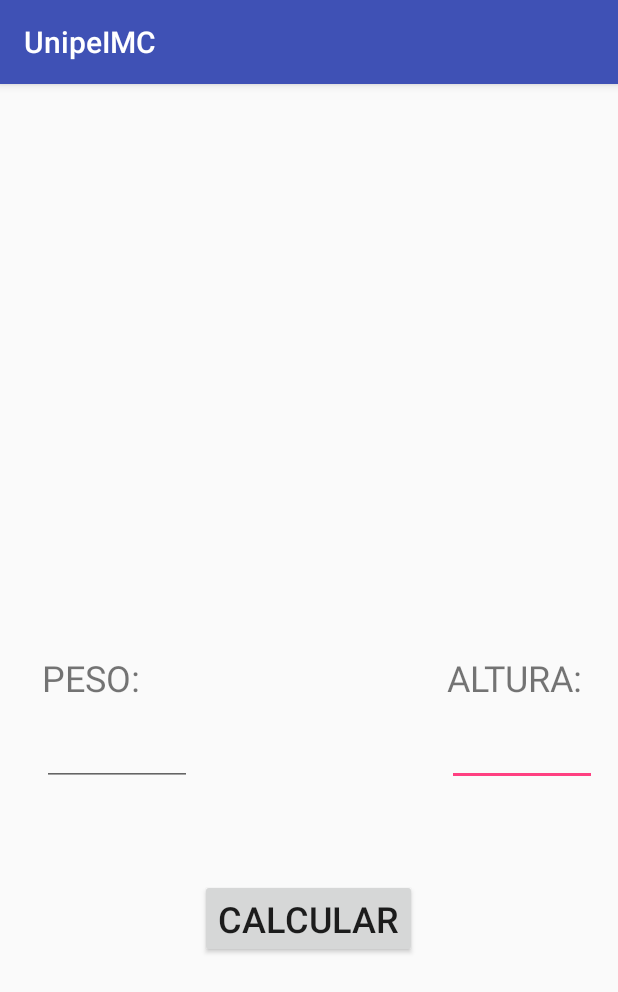
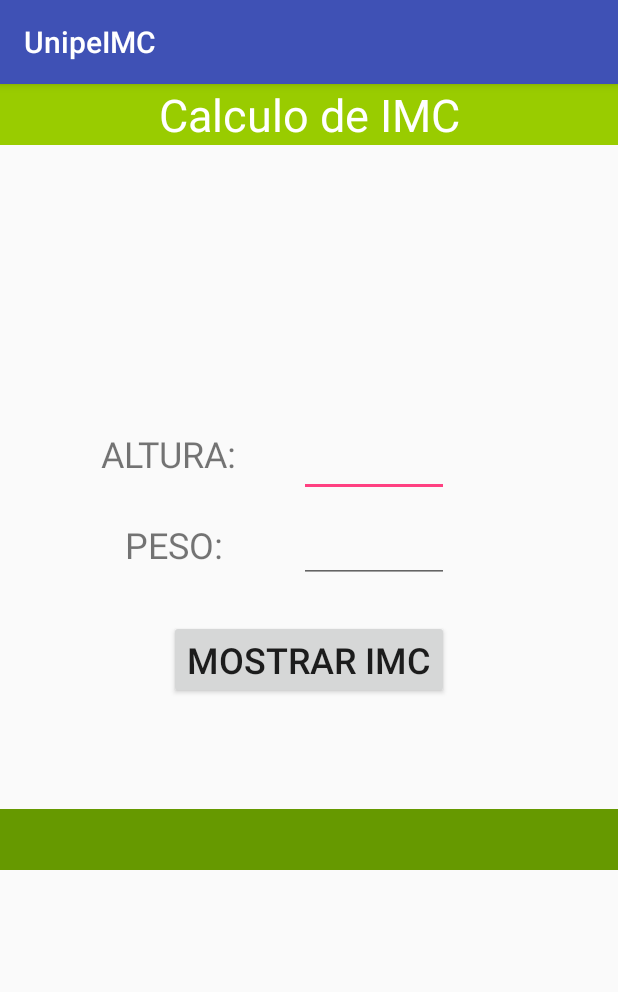
Before and after one commit to OKivuu/unipe-2018-imc, an Android app: the MainActivity screen opened directly, with no data from a screen before it, on a phone screen of 412 x 824 dp. Shown: the top 992 px of the screen. Run offline under Robolectric (Android 15) with nearby library versions, the phone set to English and light mode, and no system bars.

Commit message:
Modificando layout e exibição do resultado

```diff
--- a/app/src/main/java/com/example/wkivi/unipeimc/MainActivity.java
+++ b/app/src/main/java/com/example/wkivi/unipeimc/MainActivity.java
@@ -5,6 +5,7 @@ import android.os.Bundle;
 import android.view.View;
 import android.widget.Button;
 import android.widget.EditText;
+import android.widget.TextView;
 import android.widget.Toast;
 
 public class MainActivity extends AppCompatActivity {
@@ -12,6 +13,7 @@ public class MainActivity extends AppCompatActivity {
     private EditText editTextPeso;
     private EditText editTextAltura;
     private Button buttonCalcular;
+    private TextView editTextResultado;
 
     @Override
     protected void onCreate(Bundle savedInstanceState) {
@@ -22,6 +24,7 @@ public class MainActivity extends AppCompatActivity {
         editTextPeso = findViewById(R.id.editTextPeso);
         editTextAltura = findViewById(R.id.editTextAltura);
         buttonCalcular = findViewById(R.id.buttonCalcular);
+        editTextResultado = findViewById(R.id.textViewResultado);
 
         buttonCalcular.setOnClickListener(new View.OnClickListener() {
             @Override
@@ -37,8 +40,7 @@ public class MainActivity extends AppCompatActivity {
                     if (peso > 0 && altura > 0) {
                         double resultado = peso / (Math.pow(altura, 2));
 
-                        Toast toast = Toast.makeText(getApplicationContext(), String.valueOf(resultado), Toast.LENGTH_LONG);
-                        toast.show();
+                        editTextResultado.setText("IMC: "+String.valueOf(resultado));
                     } else {
                         Toast toast = Toast.makeText(getApplicationContext(), "Valor Invalido", Toast.LENGTH_LONG);
                         toast.show();
--- a/app/src/main/res/layout/activity_main.xml
+++ b/app/src/main/res/layout/activity_main.xml
@@ -11,9 +11,10 @@
         android:id="@+id/textViewPeso"
         android:layout_width="96dp"
         android:layout_height="43dp"
-        android:layout_above="@+id/editTextPeso"
-        android:layout_alignLeft="@+id/editTextPeso"
-        android:layout_alignStart="@+id/editTextPeso"
+        android:layout_above="@+id/buttonCalcular"
+        android:layout_alignEnd="@+id/textViewAltura"
+        android:layout_alignRight="@+id/textViewAltura"
+        android:layout_marginBottom="23dp"
         android:text="PESO:"
         android:textSize="24sp" />
 
@@ -21,44 +22,71 @@
         android:id="@+id/editTextAltura"
         android:layout_width="100dp"
         android:layout_height="wrap_content"
-        android:layout_alignBaseline="@+id/editTextPeso"
-        android:layout_alignBottom="@+id/editTextPeso"
-        android:layout_alignParentEnd="true"
-        android:layout_alignParentRight="true"
-        android:layout_marginEnd="14dp"
-        android:layout_marginRight="14dp"
+        android:layout_above="@+id/editTextPeso"
+        android:layout_alignEnd="@+id/buttonCalcular"
+        android:layout_alignRight="@+id/buttonCalcular"
+        android:layout_marginBottom="12dp"
         android:inputType="numberDecimal" />
 
     <Button
         android:id="@+id/buttonCalcular"
         android:layout_width="wrap_content"
         android:layout_height="wrap_content"
-        android:layout_alignParentBottom="true"
         android:layout_centerHorizontal="true"
-        android:layout_marginBottom="185dp"
-        android:text="CALCULAR"
+        android:layout_centerVertical="true"
+        android:text="Mostrar IMC"
         android:textSize="24sp" />
 
     <EditText
         android:id="@+id/editTextPeso"
         android:layout_width="100dp"
         android:layout_height="wrap_content"
-        android:layout_above="@+id/buttonCalcular"
-        android:layout_alignParentLeft="true"
-        android:layout_alignParentStart="true"
-        android:layout_marginBottom="62dp"
-        android:layout_marginLeft="28dp"
-        android:layout_marginStart="28dp"
+        android:layout_alignBaseline="@+id/textViewPeso"
+        android:layout_alignBottom="@+id/textViewPeso"
+        android:layout_alignLeft="@+id/editTextAltura"
+        android:layout_alignStart="@+id/editTextAltura"
         android:inputType="numberDecimal" />
 
     <TextView
         android:id="@+id/textViewAltura"
         android:layout_width="112dp"
         android:layout_height="43dp"
-        android:layout_above="@+id/editTextAltura"
-        android:layout_alignLeft="@+id/editTextAltura"
-        android:layout_alignStart="@+id/editTextAltura"
+        android:layout_alignTop="@+id/editTextAltura"
+        android:layout_marginEnd="20dp"
+        android:layout_marginRight="20dp"
+        android:layout_toLeftOf="@+id/editTextAltura"
+        android:layout_toStartOf="@+id/editTextAltura"
         android:text="ALTURA:"
         android:textSize="24sp" />
 
+    <TextView
+        android:id="@+id/textViewTitulo"
+        android:layout_width="wrap_content"
+        android:layout_height="wrap_content"
+        android:layout_alignParentEnd="true"
+        android:layout_alignParentLeft="true"
+        android:layout_alignParentRight="true"
+        android:layout_alignParentStart="true"
+        android:layout_alignParentTop="true"
+        android:background="@android:color/holo_green_light"
+        android:text="Calculo de IMC"
+        android:textAlignment="center"
+        android:textColor="@android:color/background_light"
+        android:textSize="30sp" />
+
+    <TextView
+        android:id="@+id/textViewResultado"
+        android:layout_width="wrap_content"
+        android:layout_height="wrap_content"
+        android:layout_alignParentEnd="true"
+        android:layout_alignParentLeft="true"
+        android:layout_alignParentRight="true"
+        android:layout_alignParentStart="true"
+        android:layout_below="@+id/buttonCalcular"
+        android:layout_marginTop="73dp"
+        android:background="@android:color/holo_green_dark"
+        android:textAlignment="center"
+        android:textColor="@android:color/background_light"
+        android:textSize="30sp" />
+
 </RelativeLayout>
```
